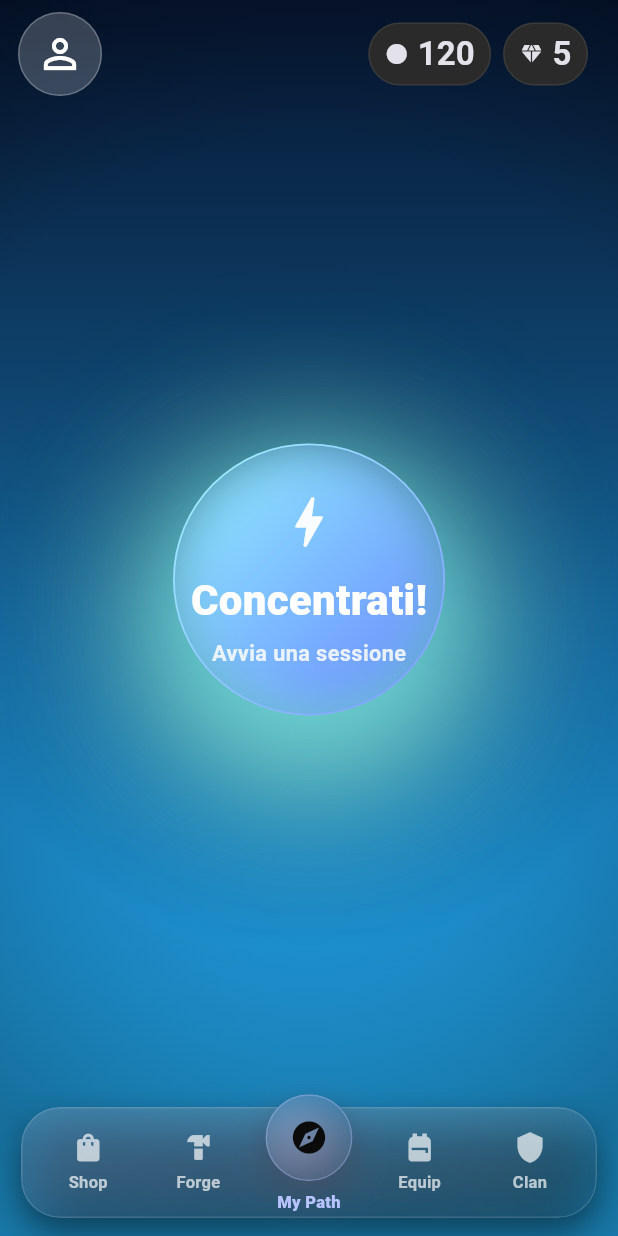
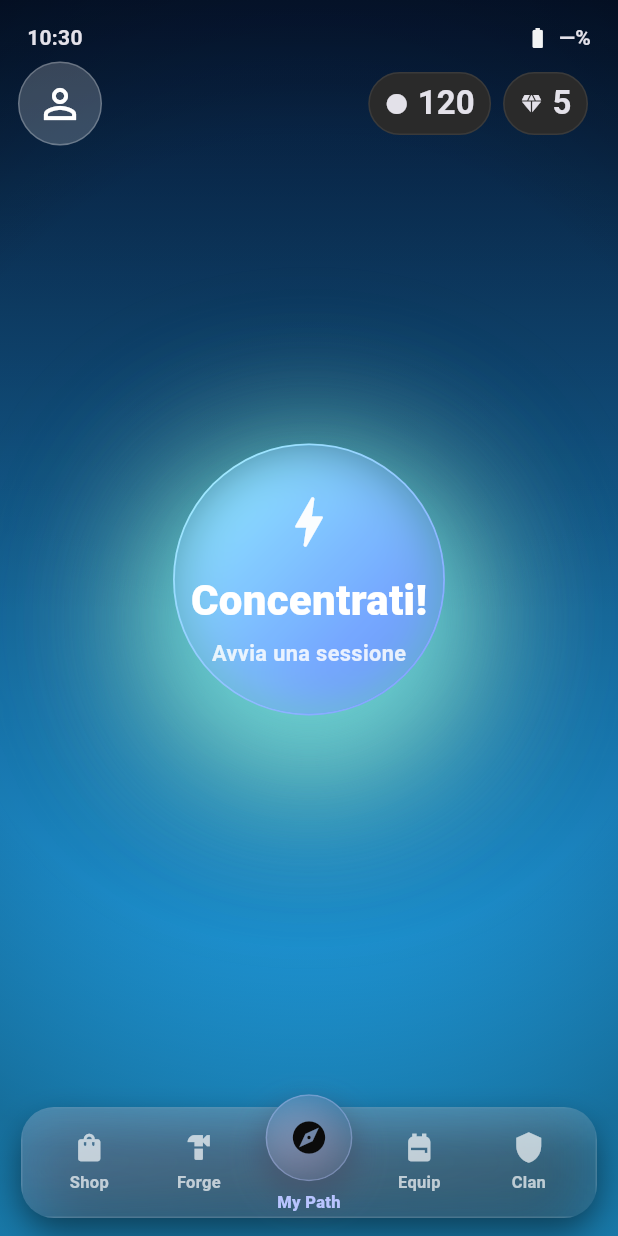
Before and after one commit to JoJoBa15/afkheros, a Flutter app: the screen it shows after launch, on a phone screen of 412 x 824 dp. Run offline on Flutter 3.47's test engine with Material 3 defaults, Android fonts, the light colour scheme and no system bars.

Commit message:
aggiunto header personalizzato "ora+ batteria"

```diff
--- a/lib/app/root_shell.dart
+++ b/lib/app/root_shell.dart
@@ -1,13 +1,12 @@
 import 'dart:ui';
-
 import 'package:flutter/material.dart';
 import 'package:flutter/services.dart';
 import 'package:provider/provider.dart';
 
-import '../core/widgets/app_background.dart';
 import '../core/widgets/pixel_bottom_nav_bar.dart';
 import '../core/widgets/profile_drawer.dart';
 import '../core/widgets/currency_chip.dart';
+import '../core/widgets/game_status_strip.dart';
 
 import '../features/shop/presentation/shop_screen.dart';
 import '../features/blacksmith/presentation/blacksmith_screen.dart';
@@ -24,7 +23,7 @@ class RootShell extends StatefulWidget {
   State<RootShell> createState() => _RootShellState();
 }
 
-class _RootShellState extends State<RootShell> {
+class _RootShellState extends State<RootShell> with WidgetsBindingObserver {
   int _index = 2; // My Path default
 
   final _tabs = const [
@@ -35,42 +34,50 @@ class _RootShellState extends State<RootShell> {
     ClanScreen(),
   ];
 
-  static const double _navSafePadding = 112; // spazio per non finire sotto la navbar glass
+  @override
+  void initState() {
+    super.initState();
+    WidgetsBinding.instance.addObserver(this);
+    _applyImmersiveSticky();
+  }
+
+  @override
+  void dispose() {
+    WidgetsBinding.instance.removeObserver(this);
+    super.dispose();
+  }
+
+  @override
+  void didChangeAppLifecycleState(AppLifecycleState state) {
+    // ✅ su alcuni device, tornando in app riappaiono le barre: le rimettiamo sticky
+    if (state == AppLifecycleState.resumed) {
+      _applyImmersiveSticky();
+    }
+  }
+
+  Future<void> _applyImmersiveSticky() async {
+    await SystemChrome.setEnabledSystemUIMode(SystemUiMode.immersiveSticky);
+  }
 
   @override
   Widget build(BuildContext context) {
     final isMyPath = _index == 2;
-    final topPad = MediaQuery.of(context).padding.top + (isMyPath ? 0 : kToolbarHeight);
-    final bottomPad = _navSafePadding + MediaQuery.of(context).padding.bottom;
 
     return Scaffold(
-      backgroundColor: Colors.transparent,
       drawer: const ProfileDrawer(),
 
-      // ✅ Serve per avere background anche dietro AppBar e dietro navbar
-      extendBody: true,
-      extendBodyBehindAppBar: true,
+      // ✅ sfondo sotto AppBar (già lo avevi)
+      extendBodyBehindAppBar: isMyPath,
+
+      // ✅ IMPORTANTISSIMO: permette al body di “scendere” dietro la bottom nav
+      extendBody: isMyPath,
+
+      // ✅ evita che lo Scaffold “riempia” con nero sotto
+      backgroundColor: isMyPath ? Colors.transparent : null,
 
       appBar: isMyPath ? _buildMyPathAppBar() : _buildDefaultAppBar(),
 
-      body: Stack(
-        fit: StackFit.expand,
-        children: [
-          // ✅ Background globale riusando quello già fatto
-          const Positioned.fill(child: AppBackground()),
-
-          // ✅ Tutte le altre tab più “dark” sopra, così riusi lo stesso gradiente/scene
-          if (!isMyPath)
-            Positioned.fill(
-              child: IgnorePointer(
-                child: Container(color: Colors.black.withOpacity(0.55)),
-              ),
-            ),
-
-          // Contenuto tab (con padding solo quando NON è MyPath)
-          Padding(
-            padding: EdgeInsets.fromLTRB(0, topPad, 0, isMyPath ? 0 : bottomPad),
-            child: AnimatedSwitcher(
+      body: AnimatedSwitcher(
         duration: const Duration(milliseconds: 350),
         switchInCurve: Curves.easeOutCubic,
         switchOutCurve: Curves.easeInCubic,
@@ -84,11 +91,8 @@ class _RootShellState extends State<RootShell> {
         },
         child: KeyedSubtree(
           key: ValueKey(_index),
-                child: _tabs[_index],
+          child: IndexedStack(index: _index, children: _tabs),
         ),
-            ),
-          ),
-        ],
       ),
 
       bottomNavigationBar: PixelBottomNavBar(
@@ -100,46 +104,17 @@ class _RootShellState extends State<RootShell> {
 
   PreferredSizeWidget _buildDefaultAppBar() {
     return AppBar(
-      backgroundColor: Colors.transparent,
-      surfaceTintColor: Colors.transparent,
+      backgroundColor: const Color(0xFF1C1C1C),
       elevation: 0,
-      scrolledUnderElevation: 0,
-      systemOverlayStyle: SystemUiOverlayStyle.light.copyWith(
-        statusBarColor: Colors.transparent,
-      ),
       centerTitle: false,
       titleSpacing: 0,
-
-      // ✅ Glass AppBar (così si vede il background dietro e non “blocco grigio”)
-      flexibleSpace: ClipRect(
-        child: BackdropFilter(
-          filter: ImageFilter.blur(sigmaX: 18, sigmaY: 18),
-          child: DecoratedBox(
-            decoration: BoxDecoration(
-              color: Colors.black.withOpacity(0.18),
-              border: Border(
-                bottom: BorderSide(color: Colors.white.withOpacity(0.08)),
-              ),
-              gradient: LinearGradient(
-                begin: Alignment.topLeft,
-                end: Alignment.bottomRight,
-                colors: [
-                  Colors.white.withOpacity(0.06),
-                  Colors.white.withOpacity(0.02),
-                ],
-              ),
-            ),
-          ),
-        ),
-      ),
-
       leading: Builder(
         builder: (context) => IconButton(
           tooltip: 'Profilo',
-          icon: CircleAvatar(
+          icon: const CircleAvatar(
             radius: 16,
-            backgroundColor: Colors.white.withOpacity(0.10),
-            child: const Icon(Icons.person, size: 18, color: Colors.white),
+            backgroundColor: Color(0xFF2A2A2A),
+            child: Icon(Icons.person, size: 18),
           ),
           onPressed: () => Scaffold.of(context).openDrawer(),
         ),
@@ -153,17 +128,27 @@ class _RootShellState extends State<RootShell> {
 
   PreferredSizeWidget _buildMyPathAppBar() {
     return AppBar(
+      // ✅ AppBar “glass” trasparente
       backgroundColor: Colors.transparent,
       surfaceTintColor: Colors.transparent,
       shadowColor: Colors.transparent,
       elevation: 0,
       scrolledUnderElevation: 0,
+
+      // ✅ NON vogliamo padding automatico (lo gestiamo noi con SafeArea nella strip)
+      primary: false,
+
       systemOverlayStyle: SystemUiOverlayStyle.light.copyWith(
         statusBarColor: Colors.transparent,
+        systemNavigationBarColor: Colors.transparent,
       ),
+
       automaticallyImplyLeading: false,
       titleSpacing: 0,
-      toolbarHeight: 72,
+
+      // Altezza maggiore: strip (ora+batteria) + riga profilo/valute
+      toolbarHeight: 106,
+
       title: const _MyPathAppBarContent(),
     );
   }
@@ -177,7 +162,7 @@ class _MyPathAppBarContent extends StatelessWidget {
       context: context,
       barrierDismissible: true,
       barrierLabel: 'Menu',
-      barrierColor: Colors.transparent,
+      barrierColor: Colors.transparent, // lo gestiamo noi nel blur overlay
       transitionDuration: const Duration(milliseconds: 220),
       pageBuilder: (_, __, ___) => const SizedBox.shrink(),
       transitionBuilder: (context, animation, secondaryAnimation, child) {
@@ -193,7 +178,14 @@ class _MyPathAppBarContent extends StatelessWidget {
 
   @override
   Widget build(BuildContext context) {
-    return Padding(
+    return Column(
+      mainAxisSize: MainAxisSize.min,
+      children: [
+        // ✅ Ora + Batteria (notch/punch-hole safe)
+        const GameStatusStrip(),
+
+        // Riga principale header (profilo + valute)
+        Padding(
           padding: const EdgeInsets.symmetric(horizontal: 12),
           child: Row(
             children: [
@@ -222,6 +214,8 @@ class _MyPathAppBarContent extends StatelessWidget {
               const CurrenciesBar(),
             ],
           ),
+        ),
+      ],
     );
   }
 }
@@ -238,13 +232,18 @@ class _MyPathMenuOverlay extends StatelessWidget {
         animation: progress,
         builder: (context, _) {
           final v = progress.value;
+
+          // Blur e dim più morbidi (meno “nero”)
           final sigma = 14.0 * v;
           final dim = 0.30 * v;
+
+          // Card animata separatamente
           final scale = 0.965 + (1.0 - 0.965) * v;
 
           return SizedBox.expand(
             child: Stack(
               children: [
+                // ✅ FIX bande laterali: ClipRect + BackdropFilter full-screen
                 Positioned.fill(
                   child: ClipRect(
                     child: GestureDetector(
@@ -308,6 +307,7 @@ class _MyPathMenuCard extends StatelessWidget {
                     offset: const Offset(0, 18),
                   ),
                 ],
+                // glass scuro “blu-grigio”
                 gradient: LinearGradient(
                   begin: Alignment.topLeft,
                   end: Alignment.bottomRight,
@@ -355,14 +355,65 @@ class _MyPathMenuCard extends StatelessWidget {
                   _DividerSoftModern(),
                   const SizedBox(height: 14),
 
+                  const _SectionTitle('Profilo'),
+                  const SizedBox(height: 8),
+                  _ModernTile(
+                    icon: Icons.manage_accounts_outlined,
+                    title: 'Gestione profilo',
+                    subtitle: 'Account, avatar, progressi',
+                    onTap: () {
+                      onClose();
+                      ScaffoldMessenger.of(context).showSnackBar(
+                        const SnackBar(content: Text('TODO: schermata profilo')),
+                      );
+                    },
+                  ),
+
+                  const SizedBox(height: 14),
+                  const _SectionTitle('App'),
+                  const SizedBox(height: 8),
+                  _ModernTile(
+                    icon: Icons.tune_rounded,
+                    title: 'Impostazioni app',
+                    subtitle: 'Audio, notifiche, privacy',
+                    onTap: () {
+                      onClose();
+                      ScaffoldMessenger.of(context).showSnackBar(
+                        const SnackBar(content: Text('TODO: impostazioni app')),
+                      );
+                    },
+                  ),
+
+                  const SizedBox(height: 14),
+                  const _SectionTitle('Focus'),
+                  const SizedBox(height: 8),
+                  _ModernTile(
+                    icon: Icons.timer_outlined,
+                    title: 'Strumenti Focus',
+                    subtitle: 'Preset, suoni, blocco distrazioni',
+                    onTap: () {
+                      onClose();
+                      ScaffoldMessenger.of(context).showSnackBar(
+                        const SnackBar(content: Text('TODO: strumenti focus')),
+                      );
+                    },
+                  ),
+
+                  const SizedBox(height: 14),
                   const _SectionTitle('Accessibilità'),
                   const SizedBox(height: 8),
                   _ModernTile(
                     icon: Icons.shield_moon_outlined,
                     title: 'Modalità OLED-safe',
                     subtitle: 'Riduce burn-in e luminosità fissa',
-
-
+                    trailing: Switch(
+                      value: settings.isOledSafe,
+                      onChanged: (v) {
+                        settings.setFocusDisplayMode(
+                          v ? FocusDisplayMode.oledSafe : FocusDisplayMode.normal,
+                        );
+                      },
+                    ),
                     onTap: () {
                       settings.setFocusDisplayMode(
                         settings.isOledSafe ? FocusDisplayMode.normal : FocusDisplayMode.oledSafe,
@@ -379,6 +430,7 @@ class _MyPathMenuCard extends StatelessWidget {
   }
 }
 
+/// Card “pill” moderne
 class _ModernTile extends StatelessWidget {
   final IconData icon;
   final String title;
--- /dev/null
+++ b/lib/core/services/battery_service.dart
@@ -0,0 +1,31 @@
+import 'package:flutter/services.dart';
+
+class BatteryInfo {
+  final int level; // 0..100
+  final bool isCharging;
+
+  const BatteryInfo({
+    required this.level,
+    required this.isCharging,
+  });
+
+  factory BatteryInfo.fromMap(Map<dynamic, dynamic> map) {
+    final level = (map['level'] as int?) ?? 0;
+    final charging = (map['isCharging'] as bool?) ?? false;
+    return BatteryInfo(level: level, isCharging: charging);
+  }
+}
+
+class BatteryService {
+  static const MethodChannel _channel = MethodChannel('afkheros/battery');
+
+  static Future<BatteryInfo?> getBatteryInfo() async {
+    try {
+      final result = await _channel.invokeMethod<Map<dynamic, dynamic>>('getBatteryInfo');
+      if (result == null) return null;
+      return BatteryInfo.fromMap(result);
+    } catch (_) {
+      return null;
+    }
+  }
+}
--- /dev/null
+++ b/lib/core/widgets/game_status_strip.dart
@@ -0,0 +1,108 @@
+import 'dart:async';
+import 'package:flutter/material.dart';
+import '../services/battery_service.dart';
+
+class GameStatusStrip extends StatefulWidget {
+  const GameStatusStrip({super.key});
+
+  @override
+  State<GameStatusStrip> createState() => _GameStatusStripState();
+}
+
+class _GameStatusStripState extends State<GameStatusStrip> {
+  Timer? _clockTimer;
+  Timer? _batteryTimer;
+
+  DateTime _now = DateTime.now();
+  BatteryInfo? _battery;
+
+  @override
+  void initState() {
+    super.initState();
+
+    _syncClock();
+    _syncBattery();
+
+    // Aggiorna l’orario al cambio minuto (controllo ogni secondo ma setState solo quando cambia minuto)
+    _clockTimer = Timer.periodic(const Duration(seconds: 1), (_) {
+      final n = DateTime.now();
+      if (n.minute != _now.minute) {
+        setState(() => _now = n);
+      }
+    });
+
+    // Batteria: polling tranquillo (eviti EventChannel per ora)
+    _batteryTimer = Timer.periodic(const Duration(seconds: 30), (_) => _syncBattery());
+  }
+
+  @override
+  void dispose() {
+    _clockTimer?.cancel();
+    _batteryTimer?.cancel();
+    super.dispose();
+  }
+
+  Future<void> _syncBattery() async {
+    final info = await BatteryService.getBatteryInfo();
+    if (!mounted) return;
+    setState(() => _battery = info);
+  }
+
+  void _syncClock() {
+    _now = DateTime.now();
+  }
+
+  String _hhmm(DateTime dt) {
+    final h = dt.hour.toString().padLeft(2, '0');
+    final m = dt.minute.toString().padLeft(2, '0');
+    return '$h:$m';
+  }
+
+  @override
+  Widget build(BuildContext context) {
+    // viewPadding = area “fisica” occupata da cutout/gesture, anche quando status bar è nascosta
+    final vp = MediaQuery.of(context).viewPadding;
+
+    // Margine base “più centrale” + compensazione se c’è intrusione laterale
+    const baseSide = 18.0;
+    final left = baseSide + (vp.left > 0 ? vp.left : 0);
+    final right = baseSide + (vp.right > 0 ? vp.right : 0);
+
+    final time = _hhmm(_now);
+
+    final level = _battery?.level;
+    final charging = _battery?.isCharging ?? false;
+
+    final icon = charging ? Icons.battery_charging_full : Icons.battery_full;
+    final text = level == null ? '—%' : '$level%';
+
+    // SafeArea top = true: spinge dentro senza sforare notch/punch-hole in alto.
+    return SafeArea(
+      bottom: false,
+      child: Padding(
+        padding: EdgeInsets.only(left: left, right: right, top: 6, bottom: 6),
+        child: DefaultTextStyle(
+          style: Theme.of(context).textTheme.labelLarge?.copyWith(
+                fontWeight: FontWeight.w700,
+                letterSpacing: 0.2,
+              ) ??
+              const TextStyle(fontSize: 13, fontWeight: FontWeight.w700),
+          child: Row(
+            children: [
+              Text(time),
+              const Spacer(),
+              Row(
+                mainAxisSize: MainAxisSize.min,
+                children: [
+                  Icon(icon, size: 16, color: Colors.white.withOpacity(0.95)),
+                  const SizedBox(width: 6),
+                  Text(text),
+                ],
+              ),
+            ],
+          ),
+        ),
+      ),
+    );
+  }
+}
--- a/lib/core/widgets/pixel_bottom_nav_bar.dart
+++ b/lib/core/widgets/pixel_bottom_nav_bar.dart
@@ -33,8 +33,10 @@ class _PixelBottomNavBarState extends State<PixelBottomNavBar>
   @override
   void initState() {
     super.initState();
-    _anim = AnimationController(vsync: this, duration: const Duration(seconds: 10))
-      ..repeat(reverse: true);
+    _anim = AnimationController(
+      vsync: this,
+      duration: const Duration(seconds: 10),
+    )..repeat(reverse: true);
   }
 
   @override
@@ -106,7 +108,9 @@ class _PixelBottomNavBarState extends State<PixelBottomNavBar>
                               selectedColor: primary,
                             ),
                           ),
-                          const SizedBox(width: PixelBottomNavBar.centerSize + 16),
+                          const SizedBox(
+                            width: PixelBottomNavBar.centerSize + 16,
+                          ),
                           Expanded(
                             child: _GlassNavItem(
                               label: 'Equip',
@@ -133,7 +137,7 @@ class _PixelBottomNavBarState extends State<PixelBottomNavBar>
                   Align(
                     alignment: Alignment.bottomCenter,
                     child: Transform.translate(
-                      offset: const Offset(0, -0.5) ,
+                      offset: const Offset(0, -0.5),
                       child: _CenterOrbItem(
                         size: PixelBottomNavBar.centerSize,
                         label: 'My Path',
@@ -195,22 +199,14 @@ class _GlassShell extends StatelessWidget {
         ],
       ),
       child: ClipRRect(
-        borderRadius: r,
+        borderRadius: BorderRadius.circular(22),
         child: BackdropFilter(
           filter: ImageFilter.blur(sigmaX: 18, sigmaY: 18),
-          child: DecoratedBox(
+          child: Container(
             decoration: BoxDecoration(
-              borderRadius: r,
-              color: tint,
-              border: Border.all(color: border, width: 1),
-              gradient: LinearGradient(
-                begin: Alignment.topLeft,
-                end: Alignment.bottomRight,
-                colors: [
-                  _op(Colors.white, 0.06),
-                  _op(Colors.white, 0.02),
-                ],
-              ),
+              // ✅ niente nero pieno
+              color: Colors.white.withOpacity(0.08),
+              border: Border.all(color: Colors.white.withOpacity(0.14)),
             ),
             child: Stack(
               children: [
@@ -312,7 +308,11 @@ class _GlassNavItem extends StatelessWidget {
                   duration: const Duration(milliseconds: 220),
                   curve: Curves.easeOutCubic,
                   scale: selected ? 1.08 : 1.0,
-                  child: Icon(icon, color: selected ? active : inactive, size: 22),
+                  child: Icon(
+                    icon,
+                    color: selected ? active : inactive,
+                    size: 22,
+                  ),
                 ),
                 const SizedBox(height: 4),
                 Text(
@@ -402,7 +402,10 @@ class _CenterOrbItem extends StatelessWidget {
                           child: Transform.translate(
                             offset: Offset(glowDx * 18, 0),
                             child: ImageFiltered(
-                              imageFilter: ImageFilter.blur(sigmaX: 18, sigmaY: 18),
+                              imageFilter: ImageFilter.blur(
+                                sigmaX: 18,
+                                sigmaY: 18,
+                              ),
                               child: DecoratedBox(
                                 decoration: BoxDecoration(
                                   gradient: RadialGradient(
@@ -424,14 +427,20 @@ class _CenterOrbItem extends StatelessWidget {
                             decoration: BoxDecoration(
                               shape: BoxShape.circle,
                               border: Border.all(
-                                color: selected ? _op(accent, 0.35) : _op(Colors.white, 0.16),
+                                color: selected
+                                    ? _op(accent, 0.35)
+                                    : _op(Colors.white, 0.16),
                                 width: 1,
                               ),
                             ),
                           ),
                         ),
                         Center(
-                          child: Icon(icon, size: 26, color: selected ? activeIcon : inactiveIcon),
+                          child: Icon(
+                            icon,
+                            size: 26,
+                            color: selected ? activeIcon : inactiveIcon,
+                          ),
                         ),
                       ],
                     ),
```
Also changed, not shown: 1 other file. Lines whose indentation alone changed are shown as unchanged.
